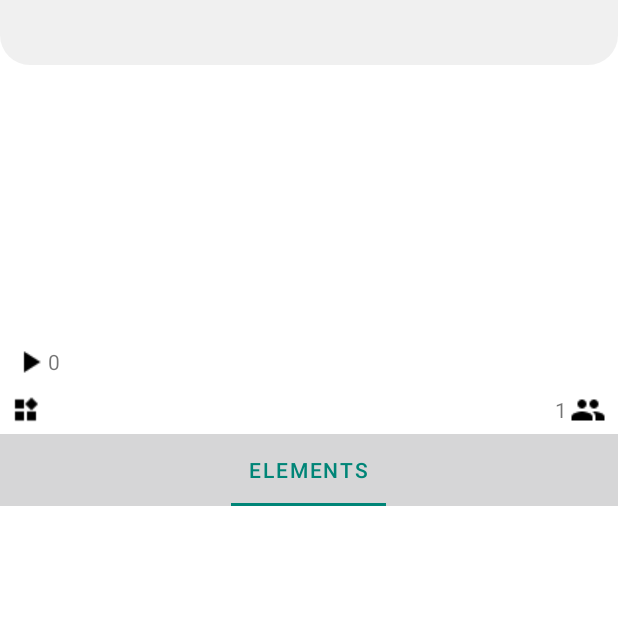
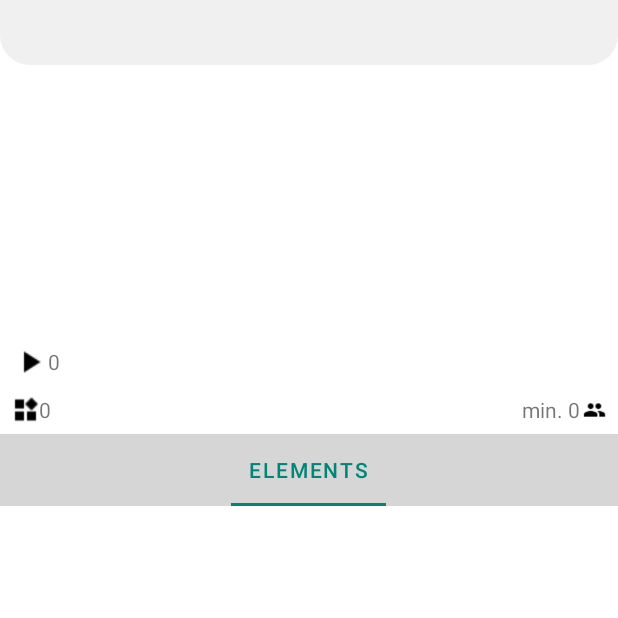
Before and after one commit to yannis216/LetsGo, an Android app: the ModulDetailActivity screen opened directly, with no data from a screen before it, on a phone screen of 412 x 824 dp, the top half of it. Run offline under Robolectric (Android 15) with nearby library versions, the phone set to English and light mode, and no system bars; our stand-ins replace Firebase (no records; nobody signed in at launch, a user with empty details on screens opened directly); 9 statements that could not run were skipped.

Commit message:
RequirementsBar now fully displaying info in ModulDetail inclusive usedFor summary

```diff
--- a/app/src/main/java/com/example/android/letsgo/Activities/ModulDetailActivity.java
+++ b/app/src/main/java/com/example/android/letsgo/Activities/ModulDetailActivity.java
@@ -4,12 +4,15 @@ import android.content.Context;
 import android.content.Intent;
 import android.os.Bundle;
 import android.util.Log;
+import android.util.TypedValue;
+import android.view.Gravity;
 import android.view.Menu;
 import android.view.MenuInflater;
 import android.view.MenuItem;
 import android.view.View;
 import android.view.ViewGroup;
 import android.widget.ImageView;
+import android.widget.LinearLayout;
 import android.widget.ProgressBar;
 import android.widget.RatingBar;
 import android.widget.TextView;
@@ -21,13 +24,16 @@ import com.example.android.letsgo.Classes.SocialModulInfo;
 import com.example.android.letsgo.R;
 import com.example.android.letsgo.Utils.CallbackHelper;
 import com.example.android.letsgo.Utils.PictureUtil;
+import com.example.android.letsgo.Utils.UsedForSorter;
 import com.google.android.material.bottomappbar.BottomAppBar;
 import com.google.android.material.floatingactionbutton.FloatingActionButton;
 import com.google.firebase.auth.FirebaseAuth;
 import com.google.firebase.auth.FirebaseUser;
 import com.google.firebase.storage.FirebaseStorage;
 
+import java.util.ArrayList;
 import java.util.List;
+import java.util.Map;
 import java.util.concurrent.TimeUnit;
 
 import androidx.core.view.GravityCompat;
@@ -39,8 +45,13 @@ public class ModulDetailActivity extends BaseNavDrawActivity implements ModulDet
     private RecyclerView mRvModulElements;
     private RecyclerView.Adapter mAdapter;
     private RecyclerView.LayoutManager mLayoutManager;
+
     private Modul displayedModul;
     private SocialModulInfo displayedSocialModulInfo;
+    private List<ModulElement> modulElements;
+    List<String> neededMaterialsIds;
+    int minPeopleNeeded;
+
     private TextView mTvTitle;
     private ImageView mIvPicture;
     private ProgressBar progressBar;
@@ -48,6 +59,8 @@ public class ModulDetailActivity extends BaseNavDrawActivity implements ModulDet
     private TextView avgDurationView;
     private  RatingBar avgRatingView;
     private  ImageView durationClock;
+    private TextView numMaterialsNeededView;
+    private TextView numMinPeopleNeededView;
 
     private FirebaseAuth mFirebaseAuth;
     FirebaseUser authUser;
@@ -86,6 +99,9 @@ public class ModulDetailActivity extends BaseNavDrawActivity implements ModulDet
         avgRatingView = findViewById(R.id.rb_modul_detail);
         durationClock = findViewById(R.id.iv_modul_detail_duration_clock);
 
+        numMaterialsNeededView = findViewById(R.id.tv_modul_detail_num_materials);
+        numMinPeopleNeededView = findViewById(R.id.tv_modul_detail_num_humans);
+
         drawerLayout = findViewById(R.id.drawer_layout);
 
         BottomAppBar bar = findViewById(R.id.bar_modul_detail);
@@ -117,7 +133,11 @@ public class ModulDetailActivity extends BaseNavDrawActivity implements ModulDet
         Intent intent = getIntent();
         displayedModul = (Modul) intent.getSerializableExtra("modul");
         displayedSocialModulInfo = (SocialModulInfo) intent.getSerializableExtra("socialModulInfo");
-        generateModulElementsList(displayedModul.getModulElements());
+
+        modulElements = displayedModul.getModulElements();
+        generateMaterialsInfo();
+        generateMinPeopleNeeded();
+        generateModulElementsList(modulElements);
 
 
 
@@ -148,6 +168,7 @@ public class ModulDetailActivity extends BaseNavDrawActivity implements ModulDet
         mTvTitle.setText(title);
         loadPictureIntoHeader();
         populateSocialInfoBar();
+        populateRequirementsBar();
 
     }
 
@@ -236,4 +257,64 @@ public class ModulDetailActivity extends BaseNavDrawActivity implements ModulDet
             durationClock.setVisibility(View.GONE);
         }
     }
+
+    public void generateMaterialsInfo(){
+        neededMaterialsIds = new ArrayList<String>();
+        for(int i = 0; i < modulElements.size(); i++){
+            ModulElement currentModulElement = modulElements.get(i);
+            List<String> newMaterialIds= currentModulElement.getNeededMaterialsIds();
+            Log.e("ModulElement loop", ""+i);
+            if(newMaterialIds.isEmpty()){
+                continue;
+            }
+            for(int j = 0; j <newMaterialIds.size(); j++){
+                String currentNewMaterialId = newMaterialIds.get(j);
+                if(!neededMaterialsIds.contains(currentNewMaterialId)){
+                    neededMaterialsIds.add(currentNewMaterialId);
+                }
+            }
+        }
+    }
+
+    public void generateMinPeopleNeeded(){
+        minPeopleNeeded = 0;
+        for(int i = 0; i < modulElements.size(); i++){
+            ModulElement currentModulElement = modulElements.get(i);
+            if(minPeopleNeeded<currentModulElement.getMinNumberOfHumans()){
+                minPeopleNeeded = currentModulElement.getMinNumberOfHumans();
+            }
+        }
+    }
+
+    public void populateRequirementsBar(){
+        if(neededMaterialsIds.isEmpty()){
+            numMaterialsNeededView.setText("0");
+        }else{
+            numMaterialsNeededView.setText(""+neededMaterialsIds.size());
+        }
+        numMinPeopleNeededView.setText("min. "+minPeopleNeeded);
+
+        UsedForSorter sorter = new UsedForSorter(displayedModul, this);
+        Map<String, Integer> sortedUsedFors = sorter.getMostImportantUsedFor();
+        final List<String> usedForStrings = new ArrayList<String>();
+        for(int i = 0; i <3 && i <sortedUsedFors.size() ; i++ ){
+            usedForStrings.add(sortedUsedFors.keySet().toArray()[i].toString());
+        }
+
+        for(String s : usedForStrings){
+            //Builds the Textview that holds the usedfor Strings
+            LinearLayout usedForLinearLayout = findViewById(R.id.ll_modul_detail_usedFor);
+            TextView textView = new TextView(this);
+            LinearLayout.LayoutParams params = new LinearLayout.LayoutParams(LinearLayout.LayoutParams.WRAP_CONTENT, LinearLayout.LayoutParams.WRAP_CONTENT);
+            params.setMargins(0,0,20,0);
+            textView.setLayoutParams(params);
+            textView.setBackgroundColor(this.getResources().getColor(R.color.backgroundUsedForChips));
+            textView.setPadding(5,0,5,0);
+            textView.setTextSize(TypedValue.COMPLEX_UNIT_SP, 12);
+            textView.setTextAlignment(View.TEXT_ALIGNMENT_GRAVITY);
+            textView.setGravity(Gravity.CENTER);
+            textView.setText(s);
+            usedForLinearLayout.addView(textView);
+        }
+    }
 }
--- a/app/src/main/res/layout/activity_modul_detail.xml
+++ b/app/src/main/res/layout/activity_modul_detail.xml
@@ -121,9 +121,9 @@
             app:layout_constraintTop_toBottomOf="@id/ll_modul_detail_social_info">
 
             <LinearLayout
-                android:layout_width="0dp"
+                android:layout_width="64dp"
                 android:layout_height="32dp"
-                android:layout_weight="1"
+                android:layout_weight="0"
                 android:gravity="start"
                 android:orientation="horizontal">
 
@@ -133,17 +133,35 @@
                     android:layout_height="match_parent"
                     android:src="@drawable/baseline_widgets_black_18dp" />
 
+                <TextView
+                    android:id="@+id/tv_modul_detail_num_materials"
+                    android:layout_width="wrap_content"
+                    android:layout_height="match_parent"
+                    android:layout_gravity="center_vertical"
+                    android:gravity="center_vertical"
+                    android:text="1"/>
+
+            </LinearLayout>
+            <LinearLayout
+                android:layout_width="0dp"
+                android:layout_height="32dp"
+                android:layout_weight="1"
+                android:gravity="center"
+                android:orientation="horizontal">
+
                 <LinearLayout
                     android:id="@+id/ll_modul_detail_usedFor"
                     android:layout_width="wrap_content"
                     android:layout_height="match_parent"
+                    android:gravity="center"
+                    android:layout_gravity="center"
                     android:orientation="horizontal"/>
 
             </LinearLayout>
             <LinearLayout
-                android:layout_width="0dp"
+                android:layout_width="64dp"
                 android:layout_height="match_parent"
-                android:layout_weight="1"
+                android:layout_weight="0"
                 android:gravity="right"
                 android:orientation="horizontal">
                 <TextView
```
